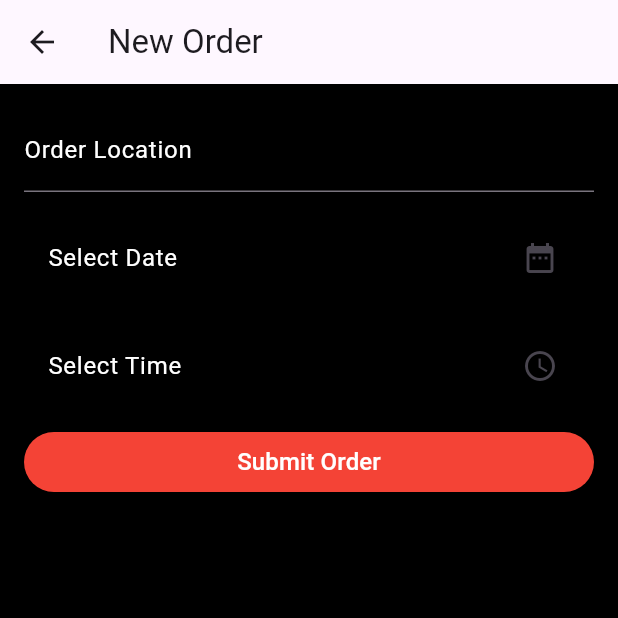
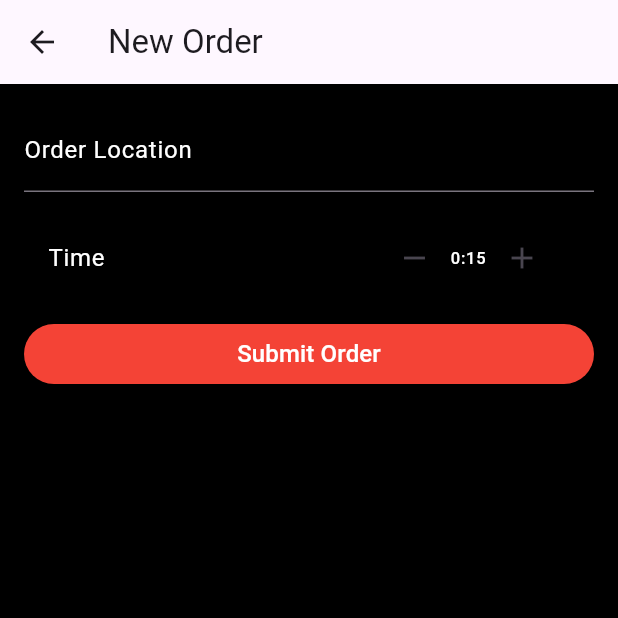
Before and after one commit to imaddamianos/pixandrix, a Flutter app: the OrderForm screen opened directly with empty values, on a phone screen of 412 x 824 dp, the top half of it. Run offline on Flutter 3.47's test engine with Material 3 defaults, Android fonts, the phone set to English and light mode, and no system bars; our stand-ins replace cloud_firestore, firebase_core, firebase_storage, flutter_secure_storage, flutter_svg, geolocator and 5 more; missing offline and left inert: flutter_launcher_icons; accounts and stored records are empty.

Commit message:
arranging some files

```diff
--- a/lib/helpers/order_form.dart
+++ b/lib/orders/order_form.dart
@@ -7,7 +7,7 @@ import 'package:pixandrix/theme/buttons/main_button.dart';
 import 'package:pixandrix/theme/custom_theme.dart';
 
 class OrderForm extends StatefulWidget {
-  const OrderForm({super.key, required this.ownerInfo});
+  const OrderForm({Key? key, required this.ownerInfo}) : super(key: key);
 
   final OwnerData? ownerInfo;
 
@@ -19,8 +19,7 @@ class _OrderFormState extends State<OrderForm> {
   late OwnerData? ownerInfo;
   final _formKey = GlobalKey<FormState>();
   final TextEditingController _locationController = TextEditingController();
-  DateTime? _selectedDate;
-  TimeOfDay? _selectedTime;
+  TimeOfDay _selectedTime = TimeOfDay(hour: 0, minute: 15);
 
   @override
   void initState() {
@@ -64,65 +63,47 @@ class _OrderFormState extends State<OrderForm> {
               ),
               const SizedBox(height: 16.0),
               ListTile(
-                title: Text(
-                  _selectedDate == null
-                      ? 'Select Date'
-                      : 'Date: ${_selectedDate!.day}/${_selectedDate!.month}/${_selectedDate!.year}',
-                  style: const TextStyle(
-                    color: textColor, // Set the text color here
+                title: const Text(
+                  'Time',
+                  style: TextStyle(
+                    color: textColor,
                   ),
                 ),
-                trailing: const Icon(Icons.date_range),
-                onTap: () async {
-                  final DateTime? pickedDate = await showDatePicker(
-                    context: context,
-                    initialDate: DateTime.now(),
-                    firstDate: DateTime.now(),
-                    lastDate: DateTime.now().add(const Duration(days: 30)),
-                  );
-                  if (pickedDate != null && pickedDate != _selectedDate) {
+                trailing: Row(
+                  mainAxisSize: MainAxisSize.min,
+                  children: [
+                    IconButton(
+                      icon: const Icon(Icons.remove),
+                      onPressed: () {
                         setState(() {
-                      _selectedDate = pickedDate;
+                          _selectedTime = _subtractTime(_selectedTime, const Duration(minutes: 5));
                         });
-                  }
                       },
                     ),
-              const SizedBox(height: 16.0),
-              ListTile(
-                title: Text(
-                  _selectedTime == null
-                      ? 'Select Time'
-                      : 'Time: ${_selectedTime!.hour}:${_selectedTime!.minute}',
+                    Text(
+                  '${_selectedTime.hour}:${_selectedTime.minute}',
                   style: const TextStyle(
-                    color: textColor, // Set the text color here
+                    color: textColor,
                   ),
                 ),
-                trailing: const Icon(Icons.access_time),
-                onTap: () async {
-                  final TimeOfDay? pickedTime = await showTimePicker(
-                    context: context,
-                    initialTime: TimeOfDay.now(),
-                  );
-                  if (pickedTime != null && pickedTime != _selectedTime) {
+                    IconButton(
+                      icon: const Icon(Icons.add),
+                      onPressed: () {
                         setState(() {
-                      _selectedTime = pickedTime;
+                          _selectedTime = _addTime(_selectedTime, const Duration(minutes: 5));
                         });
-                  }
                       },
+                    ),
+                  ],
+                ),
               ),
               const SizedBox(height: 16.0),
               CustomButton(
                 onPressed: () async {
-                  if (_formKey.currentState!.validate() &&
-                      _selectedDate != null &&
-                      _selectedTime != null) {
-                    // Combine date and time to create order time
-                    DateTime orderTime = DateTime(
-                      _selectedDate!.year,
-                      _selectedDate!.month,
-                      _selectedDate!.day,
-                      _selectedTime!.hour,
-                      _selectedTime!.minute,
+                  if (_formKey.currentState!.validate()) {
+                    // Combine current date with selected time to create order time
+                    DateTime orderTime = DateTime.now().add(
+                      Duration(hours: _selectedTime.hour, minutes: _selectedTime.minute),
                     );
                     submitFormOrder(
                       orderTime: orderTime,
@@ -131,7 +112,8 @@ class _OrderFormState extends State<OrderForm> {
                       isTaken: false,
                       driverInfo: '',
                       storeInfo: widget.ownerInfo!.name,
-                      context: context);
+                      context: context,
+                    );
 
                     // Navigator.pop(context);
                   }
@@ -144,4 +126,16 @@ class _OrderFormState extends State<OrderForm> {
       ),
     );
   }
+
+  TimeOfDay _subtractTime(TimeOfDay time, Duration duration) {
+    int minutes = time.hour * 60 + time.minute;
+    int subtractedMinutes = (minutes - duration.inMinutes).clamp(0, 24 * 60);
+    return TimeOfDay(hour: subtractedMinutes ~/ 60, minute: subtractedMinutes % 60);
   }
+
+  TimeOfDay _addTime(TimeOfDay time, Duration duration) {
+    int minutes = time.hour * 60 + time.minute;
+    int addedMinutes = (minutes + duration.inMinutes).clamp(0, 24 * 60);
+    return TimeOfDay(hour: addedMinutes ~/ 60, minute: addedMinutes % 60);
+  }
+}
--- a/lib/owners/owners_home_page.dart
+++ b/lib/owners/owners_home_page.dart
@@ -1,7 +1,7 @@
 import 'package:flutter/material.dart';
 import 'package:pixandrix/firebase/firebase_operations.dart';
 import 'package:pixandrix/first_page.dart';
-import 'package:pixandrix/helpers/order_form.dart';
+import 'package:pixandrix/orders/order_form.dart';
 import 'package:pixandrix/models/order_model.dart';
 import 'package:pixandrix/models/owner_model.dart';
 import 'package:pixandrix/theme/buttons/main_button.dart';
```
Also changed, not shown: lib/drivers/driver_card.dart (renamed from lib/widgets/driver_card.dart), lib/drivers/driver_card_window.dart (renamed from lib/widgets/driver_card_window.dart), lib/orders/order_card.dart (renamed from lib/widgets/order_card.dart), lib/orders/order_card_owners.dart (renamed from lib/widgets/order_card_owners.dart), lib/owners/owner_card.dart (renamed from lib/widgets/owner_card.dart), lib/owners/owner_card_window.dart (renamed from lib/widgets/owner_card_window.dart), 2 other files. Lines whose indentation alone changed are shown as unchanged.
